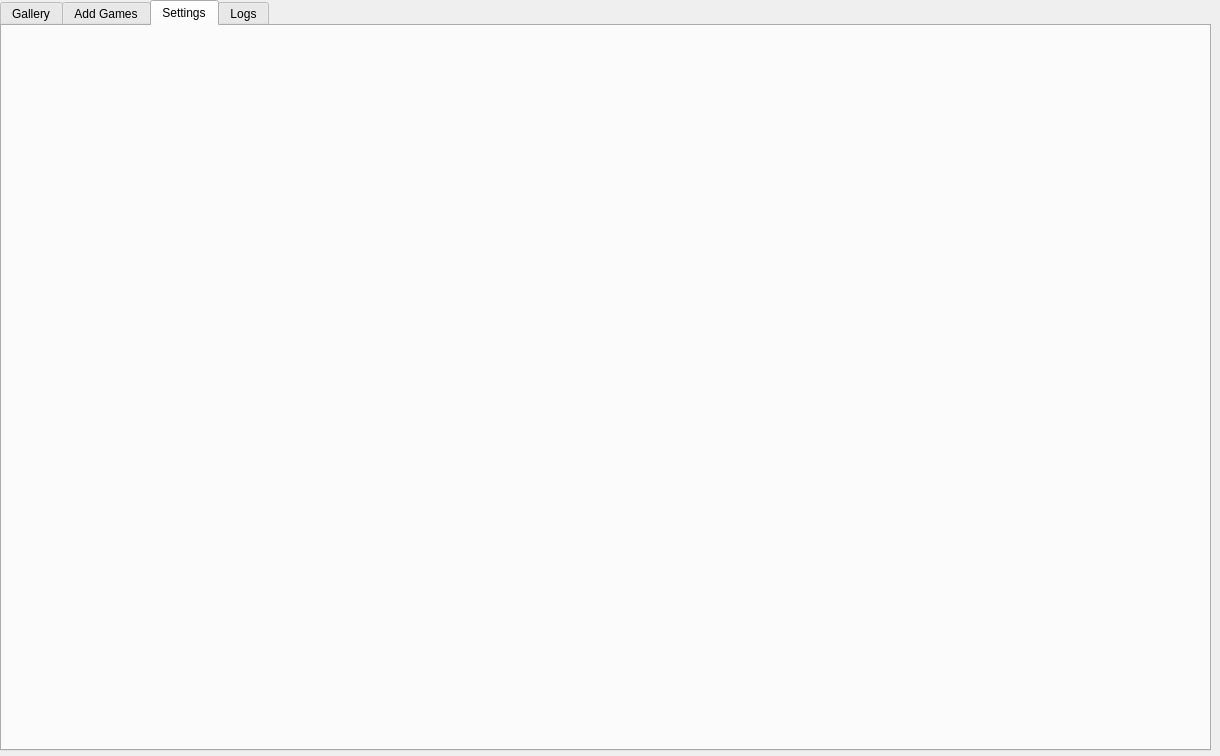
Above: main_window.ui from RealMrObvious/echo-replay before the change. Below: the same form after it.
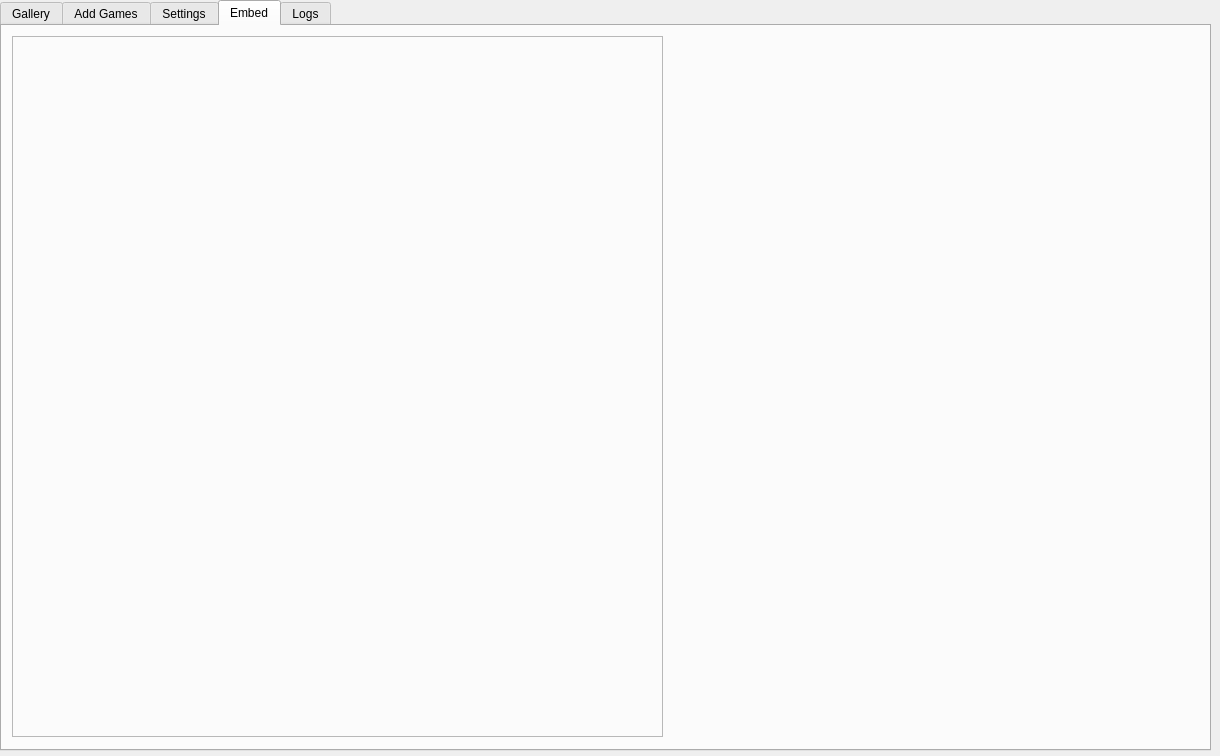
That is the form after the change.

Commit message: add: created a drop frame to drag files into to be encoded

The edit to the form file:
```diff
--- a/main_window.ui
+++ b/main_window.ui
@@ -24,7 +24,7 @@
      </rect>
     </property>
     <property name="currentIndex">
-     <number>2</number>
+     <number>3</number>
     </property>
     <widget class="QWidget" name="gallery_tab">
      <attribute name="title">
@@ -123,6 +123,30 @@
       <string>Settings</string>
      </attribute>
     </widget>
+    <widget class="QWidget" name="Shrink">
+     <attribute name="title">
+      <string>Embed</string>
+     </attribute>
+     <widget class="QFrame" name="dropFrame">
+      <property name="geometry">
+       <rect>
+        <x>10</x>
+        <y>10</y>
+        <width>651</width>
+        <height>701</height>
+       </rect>
+      </property>
+      <property name="acceptDrops">
+       <bool>true</bool>
+      </property>
+      <property name="frameShape">
+       <enum>QFrame::Shape::StyledPanel</enum>
+      </property>
+      <property name="frameShadow">
+       <enum>QFrame::Shadow::Raised</enum>
+      </property>
+     </widget>
+    </widget>
     <widget class="QWidget" name="logs_tab">
      <attribute name="title">
       <string>Logs</string>
```
The commit also changes 1 other file.
